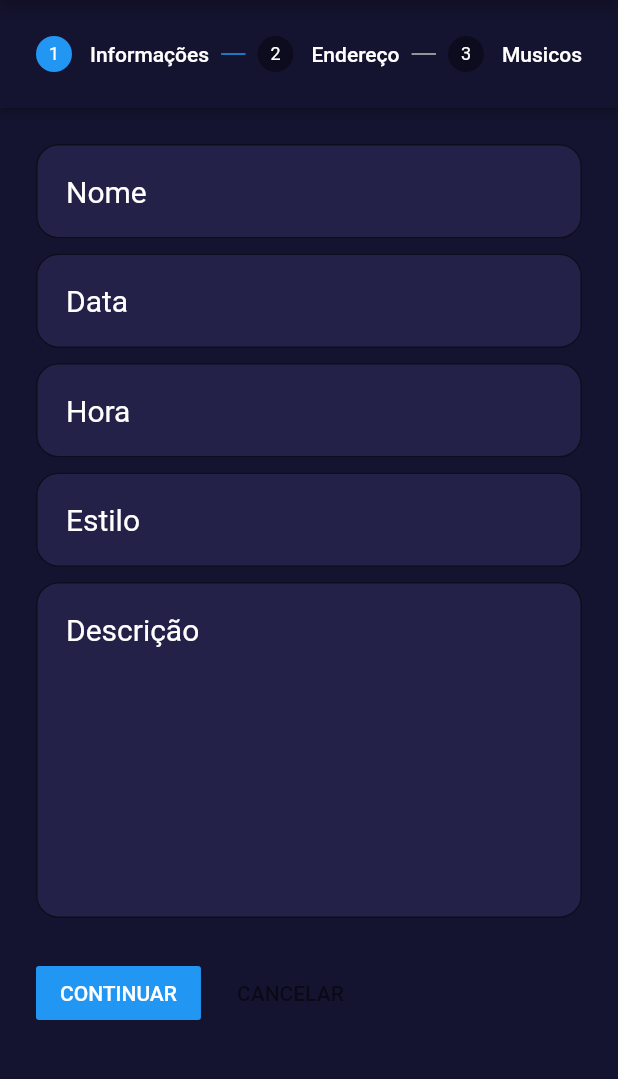
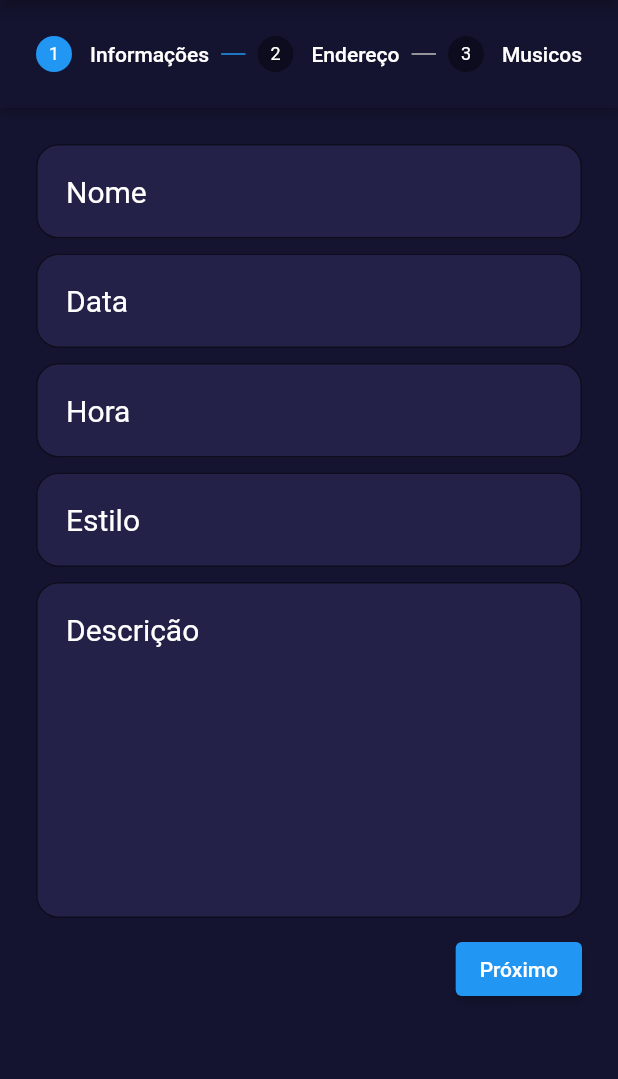
Before and after one commit to Thiagom790/bora-pro-show, a Flutter app: the CreateEventView screen opened directly, on a phone screen of 412 x 824 dp, the part 84-1163 px from its top. Run offline on Flutter 3.47's test engine with Material 2 defaults, Android fonts, the phone set to English and light mode, and no system bars; our stand-ins replace bottom_navy_bar, cloud_firestore, firebase_auth, firebase_core, flutter_mobx, flutter_svg and 4 more; missing offline and left inert: map_launcher, places_service; accounts and stored records are empty; generated files the repository leaves out were written again.

Commit message:
change stepper controls buttons

```diff
--- a/lib/widgets/event.stepper.widget.dart
+++ b/lib/widgets/event.stepper.widget.dart
@@ -86,6 +86,24 @@ class _EventStepperWidgetState extends State<EventStepperWidget> {
         onStepContinue: this._nextStep,
         onStepCancel: this._prevStep,
         onStepTapped: this._goTo,
+        controlsBuilder: (context, {onStepCancel, onStepContinue}) {
+          return Row(
+            mainAxisAlignment: MainAxisAlignment.end,
+            children: <Widget>[
+              this._currentStep == 0
+                  ? Container()
+                  : ElevatedButton(
+                      onPressed: onStepCancel,
+                      child: Text('Anterior'),
+                    ),
+              SizedBox(width: 10),
+              ElevatedButton(
+                onPressed: onStepContinue,
+                child: Text('Próximo'),
+              ),
+            ],
+          );
+        },
       ),
     );
   }
```
